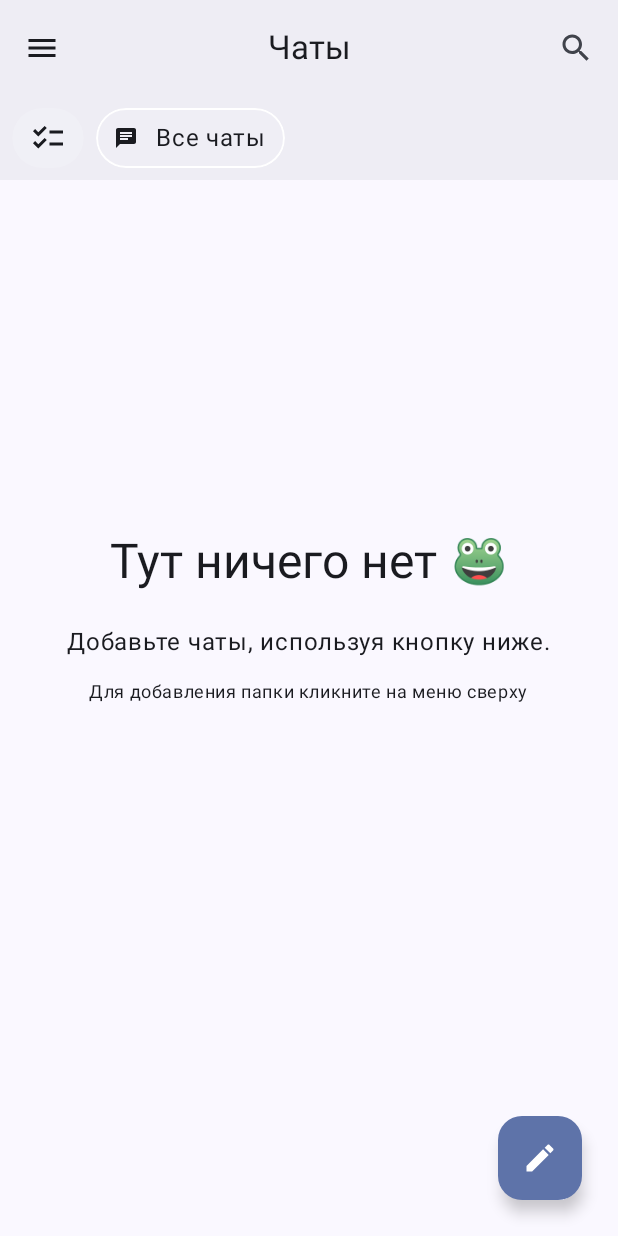
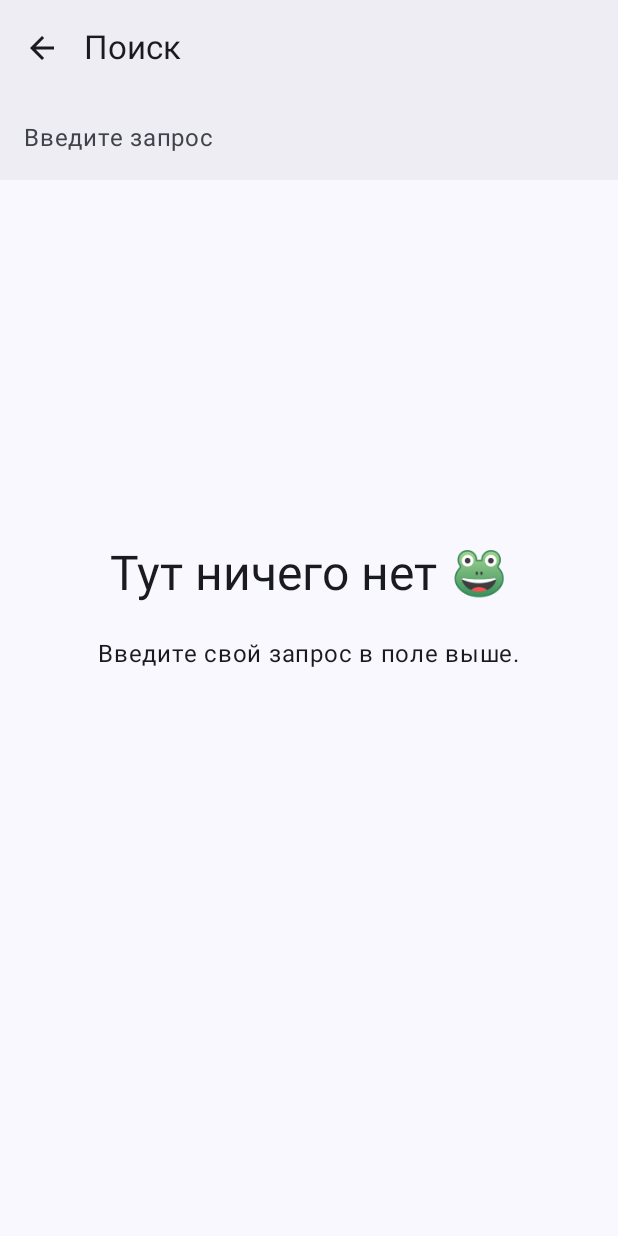
Before and after one commit to mctood/self-messenger, an Android app built with Jetpack Compose: the screen it shows after launch (MainActivity), after a tap on "Search", on a phone screen of 412 x 824 dp. Run offline under Robolectric (Android 15) with nearby library versions, the phone set to English and light mode, and no system bars.

Commit message:
1.6 preview: add All Chats folder hiding, improve swipe transitions between folders, add test search

```diff
--- a/app/build.gradle.kts
+++ b/app/build.gradle.kts
@@ -12,8 +12,8 @@ android {
         applicationId = "com.rogatka.introgram"
         minSdk = 26
         targetSdk = 36
-        versionCode = 6
-        versionName = "1.5"
+        versionCode = 7
+        versionName = "1.6"
 
         testInstrumentationRunner = "androidx.test.runner.AndroidJUnitRunner"
     }
@@ -43,6 +43,7 @@ android {
     }
     buildFeatures {
         compose = true
+        buildConfig = true
     }
 }
 
--- a/app/src/main/AndroidManifest.xml
+++ b/app/src/main/AndroidManifest.xml
@@ -1,7 +1,9 @@
 <?xml version="1.0" encoding="utf-8"?>
+
 <manifest xmlns:android="http://schemas.android.com/apk/res/android">
     <uses-permission android:name="android.permission.READ_MEDIA_IMAGES" />
     <uses-permission android:name="android.permission.READ_MEDIA_VISUAL_USER_SELECTED" />
+
 
     <application
         android:allowBackup="true"
@@ -31,6 +33,7 @@
                 <category android:name="android.intent.category.DEFAULT" />
                 <data android:mimeType="text/plain" />
             </intent-filter>
+
         </activity>
 
     </application>
--- a/app/src/main/java/com/rogatka/introgram/MainActivity.kt
+++ b/app/src/main/java/com/rogatka/introgram/MainActivity.kt
@@ -17,6 +17,9 @@ import androidx.compose.runtime.getValue
 import androidx.compose.runtime.mutableStateOf
 import androidx.compose.runtime.setValue
 import androidx.compose.ui.Modifier
+import androidx.core.content.pm.ShortcutInfoCompat
+import androidx.core.content.pm.ShortcutManagerCompat
+import androidx.core.graphics.drawable.IconCompat
 import androidx.navigation.NavType
 import androidx.navigation.compose.NavHost
 import androidx.navigation.compose.composable
@@ -25,6 +28,7 @@ import androidx.navigation.navArgument
 import com.rogatka.introgram.nav.ChatScreen
 import com.rogatka.introgram.nav.DetailsScreen
 import com.rogatka.introgram.nav.MainScreen
+import com.rogatka.introgram.nav.SearchScreen
 import com.rogatka.introgram.ui.theme.MyApplicationTheme
 
 class MainActivity : ComponentActivity() {
@@ -38,6 +42,29 @@ class MainActivity : ComponentActivity() {
             WindowManager.LayoutParams.FLAG_HARDWARE_ACCELERATED
         )
         super.onCreate(savedInstanceState)
+
+
+        val context = this
+        ShortcutManagerCompat.setDynamicShortcuts(context, listOf(
+            ShortcutInfoCompat.Builder(context, "share")
+                .setShortLabel("Share")
+                .setLongLabel("Share")
+                .setIntent(
+                    Intent(context, MainActivity::class.java).apply {
+                        action = Intent.ACTION_VIEW
+                        putExtra("chat_id", 2)
+                    }
+                )
+                .setIcon(IconCompat.createWithResource(context, R.drawable.ic_launcher_foreground))
+                .setLongLived(true)
+                .setCategories(setOf("android.intent.category.DEFAULT"))
+                .addCapabilityBinding("actions.intent.SHARE")
+                .addCapabilityBinding("actions.intent.SEND")
+                .addCapabilityBinding("actions.intent.SEND_MESSAGE")
+                .build()
+        ))
+
+
 
         enableEdgeToEdge()
         setContent {
@@ -91,6 +118,26 @@ class MainActivity : ComponentActivity() {
                             val folder = backStackEntry.arguments?.getInt("folder") ?: 0
                             ChatScreen(id, navController, folder)
                         }
+
+                        composable(
+                            "search/{folder}",
+                            arguments = listOf(navArgument("folder") { type = NavType.IntType }),
+                            enterTransition = {
+                                slideIntoContainer(
+                                    AnimatedContentTransitionScope.SlideDirection.Left,
+                                    animationSpec = tween(400)
+                                )
+                            },
+                            exitTransition = {
+                                slideOutOfContainer(
+                                    AnimatedContentTransitionScope.SlideDirection.Right,
+                                    animationSpec = tween(400)
+                                )
+                            },
+                        ) { backStackEntry ->
+                            val folder = backStackEntry.arguments?.getInt("folder") ?: 0
+                            SearchScreen(navController, folder)
+                        }
                     }
                 }
             }
--- a/app/src/main/java/com/rogatka/introgram/Storage.kt
+++ b/app/src/main/java/com/rogatka/introgram/Storage.kt
@@ -30,6 +30,8 @@ import java.util.Locale
 val gson = Gson()
 val emptyChats: String = gson.toJson(Chats(chats = mutableListOf()))
 val emptyFolders: String = gson.toJson(Folders(folders = mutableListOf()))
+
+val emptySettings: String = gson.toJson(Settings())
 fun randomUID(): Int {
     return (100000000..999999999).random()
 }
@@ -410,3 +412,20 @@ fun countStats(context: Context): Stats {
         done = done
     )
 }
+
+data class Settings(
+    var showAllFolders: Boolean = true
+)
+
+fun getSettings(context: Context): Settings {
+    val settings: Settings = gson.fromJson(
+        readJsonFromFile(context, "settings.json") ?: emptySettings,
+        Settings::class.java
+    )
+    return settings
+}
+
+fun setSetting(context: Context, lambda: (settings: Settings) -> Settings) {
+    val settings = lambda(getSettings(context))
+    writeJsonToFile(context, "settings.json", gson.toJson(settings))
+}
--- a/app/src/main/java/com/rogatka/introgram/modals/AboutModal.kt
+++ b/app/src/main/java/com/rogatka/introgram/modals/AboutModal.kt
@@ -1,26 +1,34 @@
 package com.rogatka.introgram.modals
 
-import androidx.compose.foundation.shape.RoundedCornerShape
+import androidx.compose.foundation.layout.Column
+import androidx.compose.foundation.layout.Spacer
+import androidx.compose.foundation.layout.height
 import androidx.compose.material3.AlertDialog
-import androidx.compose.material3.MaterialTheme
-import androidx.compose.material3.OutlinedTextField
 import androidx.compose.material3.Text
 import androidx.compose.material3.TextButton
-import androidx.compose.material3.TextFieldDefaults
 import androidx.compose.runtime.Composable
-import androidx.compose.runtime.getValue
-import androidx.compose.runtime.mutableStateOf
 import androidx.compose.runtime.remember
-import androidx.compose.runtime.setValue
+import androidx.compose.ui.Modifier
+import androidx.compose.ui.platform.LocalContext
 import androidx.compose.ui.unit.dp
-import com.rogatka.introgram.Chat
-
 @Composable
 fun AboutModal(
     show: Boolean,
     onConfirm: () -> Unit
 ) {
+    val context = LocalContext.current
+    val versionName = remember {
+        try {
+            context.packageManager
+                .getPackageInfo(context.packageName, 0)
+                .versionName
+        } catch (e: Exception) {
+            "N/A"
+        }
+    }
+
     if (show) {
+
         AlertDialog(
             icon = {
                 Text("\uD83D\uDC38")
@@ -28,7 +36,12 @@ fun AboutModal(
             onDismissRequest = onConfirm,
             title = { Text("О программке") },
             text = {
-                Text("Сделано на коленке для записи заметок перед сном. Если у вас есть предложения по улучшению, пишите в Telegram: @rogatk")
+                Column {
+                    Text("Версия $versionName")
+                    Spacer(Modifier.height(16.dp))
+                    Text("Сделано на коленке для записи заметок перед сном. Если у вас есть предложения по улучшению, пишите в Telegram: @rogatk")
+                }
+
             },
             confirmButton = {
                 TextButton(onClick = onConfirm) {
--- /dev/null
+++ b/app/src/main/java/com/rogatka/introgram/nav/SearchScreen.kt
@@ -0,0 +1,192 @@
+package com.rogatka.introgram.nav
+
+import android.content.Context
+import android.util.Log
+import androidx.compose.foundation.layout.Arrangement
+import androidx.compose.foundation.layout.Column
+import androidx.compose.foundation.layout.fillMaxHeight
+import androidx.compose.foundation.layout.fillMaxWidth
+import androidx.compose.foundation.layout.padding
+import androidx.compose.material.icons.Icons
+import androidx.compose.material.icons.automirrored.filled.ArrowBack
+import androidx.compose.material3.ExperimentalMaterial3Api
+import androidx.compose.material3.Icon
+import androidx.compose.material3.IconButton
+import androidx.compose.material3.MaterialTheme
+import androidx.compose.material3.Scaffold
+import androidx.compose.material3.Text
+import androidx.compose.material3.TextField
+import androidx.compose.material3.TextFieldDefaults
+import androidx.compose.material3.TopAppBar
+import androidx.compose.runtime.Composable
+import androidx.compose.runtime.getValue
+import androidx.compose.runtime.mutableStateOf
+import androidx.compose.runtime.remember
+import androidx.compose.runtime.setValue
+import androidx.compose.ui.Alignment
+import androidx.compose.ui.Modifier
+import androidx.compose.ui.graphics.Color
+import androidx.compose.ui.graphics.RectangleShape
+import androidx.compose.ui.platform.LocalContext
+import androidx.compose.ui.text.font.FontWeight
+import androidx.compose.ui.text.style.TextOverflow
+import androidx.compose.ui.unit.dp
+import androidx.compose.ui.unit.sp
+import androidx.navigation.NavController
+import com.rogatka.introgram.Chat
+import com.rogatka.introgram.ChatItem
+import com.rogatka.introgram.Message
+import com.rogatka.introgram.MessageBox
+import com.rogatka.introgram.getAllChats
+import com.rogatka.introgram.topBarColors
+import kotlin.collections.mutableListOf
+
+
+data class MessageWithChat(
+    val message: Message,
+    val chatId: Int
+)
+
+
+fun getSearchResults(
+    context: Context,
+    query: String,
+    messages: MutableList<MessageWithChat>,
+    chats: MutableList<Chat>,
+) {
+    Log.e("Search", "Searching! ----------------------------------------")
+    chats.clear()
+    if (query.isEmpty()) return
+
+    val allChats = getAllChats(context)
+    allChats.forEach { chat ->
+        if (chat.name.lowercase().contains(query.lowercase())) {
+            chats.add(chat)
+
+            for (message in chat.messages) {
+                if (message.content.lowercase().contains(query.lowercase())) {
+                    messages.add(MessageWithChat(message, chat.id))
+                }
+            }
+        }
+    }
+}
+
+
+@OptIn(ExperimentalMaterial3Api::class)
+@Composable
+fun SearchScreen(navController: NavController, backFolder: Int) {
+    val context = LocalContext.current
+    var query by remember { mutableStateOf("") }
+    val messages = remember { mutableListOf<MessageWithChat>() }
+    val chats = remember { mutableListOf<Chat>() }
+
+    Scaffold(
+        topBar = {
+            TopAppBar(
+                colors = topBarColors(),
+                title = {
+                    Text(
+                        "Поиск",
+                        maxLines = 1,
+                        overflow = TextOverflow.Ellipsis
+                    )
+                },
+                navigationIcon = {
+                    IconButton(onClick = { navController.navigate("main/${backFolder}") }) {
+                        Icon(
+                            imageVector = Icons.AutoMirrored.Default.ArrowBack,
+                            contentDescription = "Menu"
+                        )
+                    }
+                },
+            )
+        }
+    ) { paddingValues ->
+        if (query.isEmpty()) {
+            Column(
+                modifier = Modifier.fillMaxWidth().fillMaxHeight(),
+                verticalArrangement = Arrangement.Center,
+                horizontalAlignment = Alignment.CenterHorizontally
+            ) {
+                Text(
+                    "Тут ничего нет \uD83D\uDC38",
+                    style = MaterialTheme.typography.headlineLarge,
+                    modifier = Modifier.padding(bottom = 24.dp)
+                )
+                Text(
+                    "Введите свой запрос в поле выше.",
+                    style = MaterialTheme.typography.bodyLarge,
+                    modifier = Modifier.padding(bottom = 16.dp)
+                )
+            }
+        }
+        Column(modifier = Modifier.padding(paddingValues)) {
+            TextField(
+                modifier = Modifier.fillMaxWidth(),
+                shape = RectangleShape,
+                value = query,
+                onValueChange = {
+                    query = it
+                    getSearchResults(
+                        context = context,
+                        chats = chats,
+                        messages = messages,
+                        query = query
+                    )
+                },
+                placeholder = { Text("Введите запрос") },
+                colors = TextFieldDefaults.colors(
+                    unfocusedIndicatorColor = Color.Transparent,
+                    focusedIndicatorColor = Color.Transparent,
+                    disabledIndicatorColor = Color.Transparent,
+                    focusedContainerColor = topBarColors().containerColor,
+                    unfocusedContainerColor = topBarColors().containerColor,
+                )
+            )
+            Column {
+                if (chats.isNotEmpty()) {
+                    Column {
+                        Text(
+                            "Чаты (${chats.size})",
+                            fontWeight = FontWeight.Bold,
+                            fontSize = 16.sp,
+                            modifier = Modifier.padding(16.dp)
+                        )
+                        chats.forEach { chat ->
+                            ChatItem(
+                                chat = chat,
+                                shareMode = false,
+                                sharedText = null,
+                                navController = navController,
+                                folderId = backFolder
+                            )
+                        }
+                    }
+                }
+                if (messages.isNotEmpty()) {
+                    Column(Modifier.padding(top = 24.dp).fillMaxWidth()) {
+                        Text(
+                            "Сообщения (${messages.size})",
+                            fontWeight = FontWeight.Bold,
+                            fontSize = 16.sp,
+                            modifier = Modifier.padding(16.dp)
+                        )
+                        messages.forEach { message ->
+                            Column(Modifier.fillMaxWidth().padding(horizontal = 8.dp), horizontalAlignment = Alignment.End) {
+                                MessageBox (
+                                    text = message.message.content.take(50),
+                                    time = message.message.dateTime,
+                                    inSearch = true,
+                                    onTap =  {
+                                        navController.navigate("chat/${message.chatId}/${backFolder}")
+                                    }
+                                )
+                            }
+                        }
+                    }
+                }
+            }
+        }
+    }
+}
```
Also changed, not shown: app/src/main/java/com/rogatka/introgram/Components.kt (+77 -10 lines), app/src/main/java/com/rogatka/introgram/nav/ChatScreen.kt (+6 -8 lines), app/src/main/java/com/rogatka/introgram/nav/MainScreen.kt (+108 -62 lines), app/src/main/res/xml/shortcuts.xml (added, +22 -0 lines).
